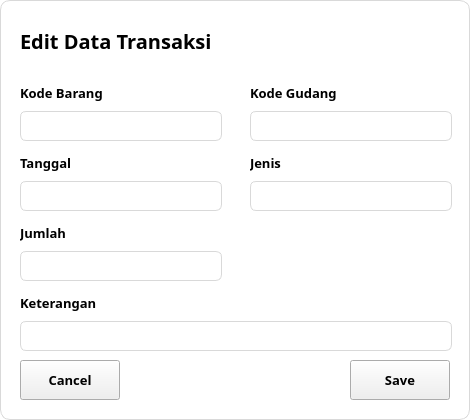
iKzuu/mini-erp, file ui/transactionEditDialog.ui: the form before one commit.
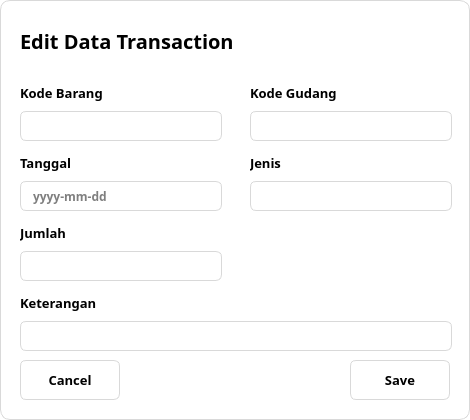
The form after the commit. Icons and pictures are not drawn.

Commit message: update style for close, cancel, and save button

Patch:
```diff
--- a/ui/transactionEditDialog.ui
+++ b/ui/transactionEditDialog.ui
@@ -37,7 +37,7 @@
     <rect>
      <x>20</x>
      <y>20</y>
-     <width>243</width>
+     <width>269</width>
      <height>42</height>
     </rect>
    </property>
@@ -49,13 +49,13 @@
      <widget class="QLabel" name="label">
       <property name="minimumSize">
        <size>
-        <width>200</width>
+        <width>226</width>
         <height>40</height>
        </size>
       </property>
       <property name="maximumSize">
        <size>
-        <width>200</width>
+        <width>226</width>
         <height>40</height>
        </size>
       </property>
@@ -68,7 +68,7 @@
        </font>
       </property>
       <property name="text">
-       <string>Edit Data Transaksi</string>
+       <string>Edit Data Transaction</string>
       </property>
      </widget>
     </item>
@@ -297,6 +297,9 @@
 	border: 1px solid #3D6CEE;
 }</string>
       </property>
+      <property name="placeholderText">
+       <string>yyyy-mm-dd</string>
+      </property>
      </widget>
     </item>
    </layout>
@@ -428,6 +431,18 @@
      <bold>true</bold>
     </font>
    </property>
+   <property name="styleSheet">
+    <string notr="true">QPushButton{
+	background-color: white;
+	border: 1px solid #D9D9D9;
+	border-radius: 6px;
+}
+
+QPushButton:hover{
+	color: #3D6CEE;
+	border: 1px solid #3D6CEE;
+}</string>
+   </property>
    <property name="text">
     <string>Cancel</string>
    </property>
@@ -449,6 +464,18 @@
      <bold>true</bold>
     </font>
    </property>
+   <property name="styleSheet">
+    <string notr="true">QPushButton{
+	background-color: white;
+	border: 1px solid #D9D9D9;
+	border-radius: 6px;
+}
+
+QPushButton:hover{
+	color: #3D6CEE;
+	border: 1px solid #3D6CEE;
+}</string>
+   </property>
    <property name="text">
     <string>Save</string>
    </property>
```
Left out of the diff: 2 changed lines with no effect on the pictures. The commit also changes 3 other files.
